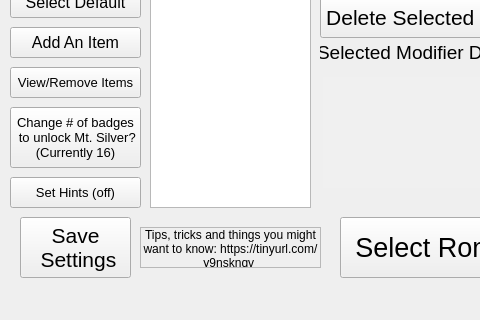
erudnick-cohen/Pokemon-Crystal-Item-Randomizer, file QTGUIDesign.ui: the form before one commit; both pictures show x 0 to 480 and y 203 to 523 of the 800 by 523 pixel window.
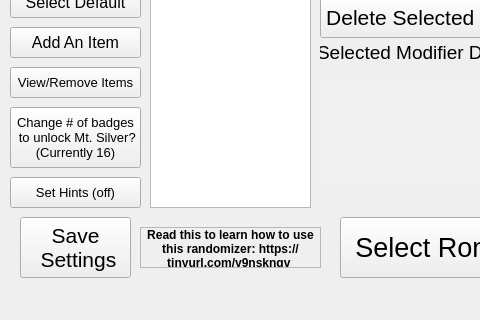
The form after the commit.

```diff
--- a/QTGUIDesign.ui
+++ b/QTGUIDesign.ui
@@ -439,11 +439,17 @@
       <height>41</height>
      </rect>
     </property>
+    <property name="font">
+     <font>
+      <weight>75</weight>
+      <bold>true</bold>
+     </font>
+    </property>
     <property name="frameShape">
      <enum>QFrame::StyledPanel</enum>
     </property>
     <property name="text">
-     <string>Tips, tricks and things you might want to know: https://tinyurl.com/y9nsknqv </string>
+     <string>Read this to learn how to use this randomizer: https://tinyurl.com/y9nsknqv </string>
     </property>
     <property name="alignment">
      <set>Qt::AlignCenter</set>
```
